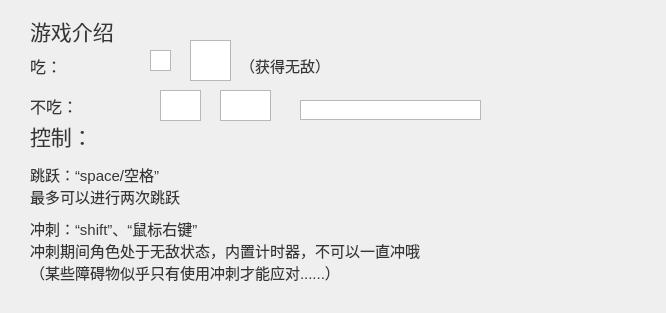
This is project/introduction.ui in aaaMsLIUfruit/RunningDino as Qt 5 draws it before an edit. The edited form follows.
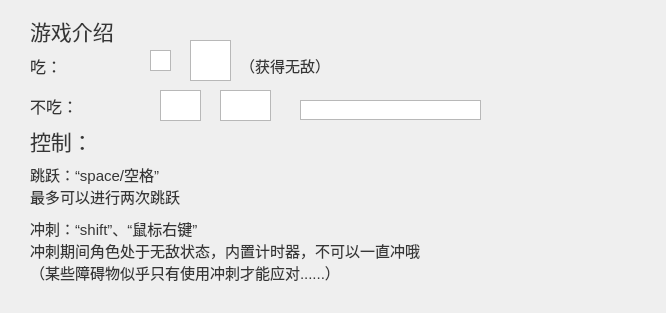
This is the edited form. Icons and pictures are not drawn.

Patch:
```diff
--- a/project/introduction.ui
+++ b/project/introduction.ui
@@ -136,7 +136,7 @@
      <x>30</x>
      <y>120</y>
      <width>91</width>
-     <height>31</height>
+     <height>41</height>
     </rect>
    </property>
    <property name="styleSheet">
```
